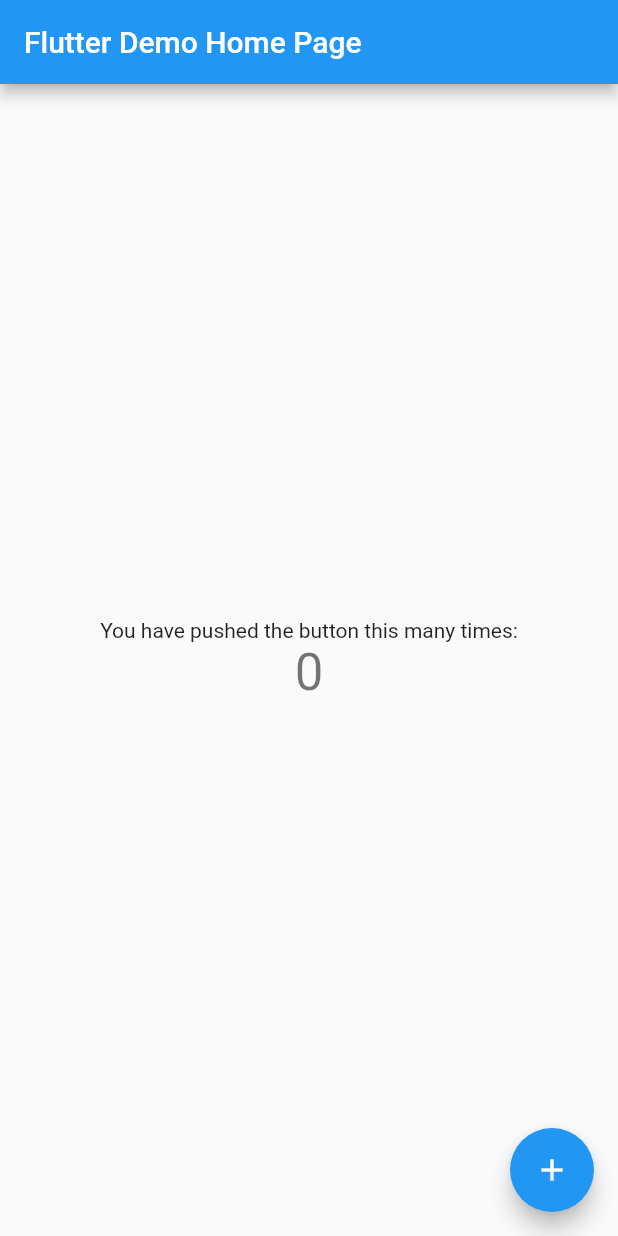
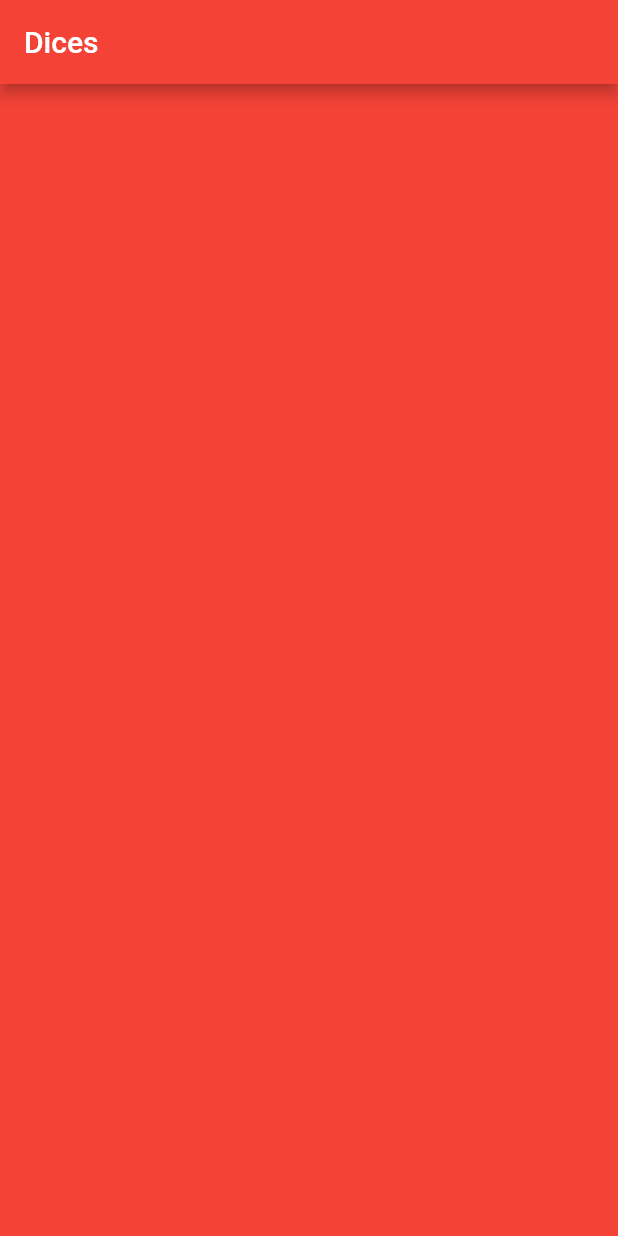
Before and after one commit to pekomon/Flutter-Apps, a Flutter app: the screen it shows after launch, on a phone screen of 412 x 824 dp. Run offline on Flutter 3.47's test engine with Material 2 defaults, Android fonts, the phone set to English and light mode, and no system bars.

Commit message:
Clean start for main page

```diff
--- a/dices/lib/main.dart
+++ b/dices/lib/main.dart
@@ -1,115 +1,25 @@
 import 'package:flutter/material.dart';
 
 void main() {
-  runApp(const MyApp());
+  runApp(
+    MaterialApp(
+      home: Scaffold(
+        backgroundColor: Colors.red,
+        appBar: AppBar(
+          title: const Text('Dices'),
+          backgroundColor: Colors.red,
+        ),
+        body: const DicePage(),
+      ),
+    ),
+  );
 }
 
-class MyApp extends StatelessWidget {
-  const MyApp({Key? key}) : super(key: key);
-
-  // This widget is the root of your application.
-  @override
-  Widget build(BuildContext context) {
-    return MaterialApp(
-      title: 'Flutter Demo',
-      theme: ThemeData(
-        // This is the theme of your application.
-        //
-        // Try running your application with "flutter run". You'll see the
-        // application has a blue toolbar. Then, without quitting the app, try
-        // changing the primarySwatch below to Colors.green and then invoke
-        // "hot reload" (press "r" in the console where you ran "flutter run",
-        // or simply save your changes to "hot reload" in a Flutter IDE).
-        // Notice that the counter didn't reset back to zero; the application
-        // is not restarted.
-        primarySwatch: Colors.blue,
-      ),
-      home: const MyHomePage(title: 'Flutter Demo Home Page'),
-    );
-  }
-}
-
-class MyHomePage extends StatefulWidget {
-  const MyHomePage({Key? key, required this.title}) : super(key: key);
-
-  // This widget is the home page of your application. It is stateful, meaning
-  // that it has a State object (defined below) that contains fields that affect
-  // how it looks.
-
-  // This class is the configuration for the state. It holds the values (in this
-  // case the title) provided by the parent (in this case the App widget) and
-  // used by the build method of the State. Fields in a Widget subclass are
-  // always marked "final".
-
-  final String title;
-
-  @override
-  State<MyHomePage> createState() => _MyHomePageState();
-}
-
-class _MyHomePageState extends State<MyHomePage> {
-  int _counter = 0;
-
-  void _incrementCounter() {
-    setState(() {
-      // This call to setState tells the Flutter framework that something has
-      // changed in this State, which causes it to rerun the build method below
-      // so that the display can reflect the updated values. If we changed
-      // _counter without calling setState(), then the build method would not be
-      // called again, and so nothing would appear to happen.
-      _counter++;
-    });
-  }
+class DicePage extends StatelessWidget {
+  const DicePage({Key? key}) : super(key: key);
 
   @override
   Widget build(BuildContext context) {
-    // This method is rerun every time setState is called, for instance as done
-    // by the _incrementCounter method above.
-    //
-    // The Flutter framework has been optimized to make rerunning build methods
-    // fast, so that you can just rebuild anything that needs updating rather
-    // than having to individually change instances of widgets.
-    return Scaffold(
-      appBar: AppBar(
-        // Here we take the value from the MyHomePage object that was created by
-        // the App.build method, and use it to set our appbar title.
-        title: Text(widget.title),
-      ),
-      body: Center(
-        // Center is a layout widget. It takes a single child and positions it
-        // in the middle of the parent.
-        child: Column(
-          // Column is also a layout widget. It takes a list of children and
-          // arranges them vertically. By default, it sizes itself to fit its
-          // children horizontally, and tries to be as tall as its parent.
-          //
-          // Invoke "debug painting" (press "p" in the console, choose the
-          // "Toggle Debug Paint" action from the Flutter Inspector in Android
-          // Studio, or the "Toggle Debug Paint" command in Visual Studio Code)
-          // to see the wireframe for each widget.
-          //
-          // Column has various properties to control how it sizes itself and
-          // how it positions its children. Here we use mainAxisAlignment to
-          // center the children vertically; the main axis here is the vertical
-          // axis because Columns are vertical (the cross axis would be
-          // horizontal).
-          mainAxisAlignment: MainAxisAlignment.center,
-          children: <Widget>[
-            const Text(
-              'You have pushed the button this many times:',
-            ),
-            Text(
-              '$_counter',
-              style: Theme.of(context).textTheme.headline4,
-            ),
-          ],
-        ),
-      ),
-      floatingActionButton: FloatingActionButton(
-        onPressed: _incrementCounter,
-        tooltip: 'Increment',
-        child: const Icon(Icons.add),
-      ), // This trailing comma makes auto-formatting nicer for build methods.
-    );
+    return Container();
   }
 }
```
